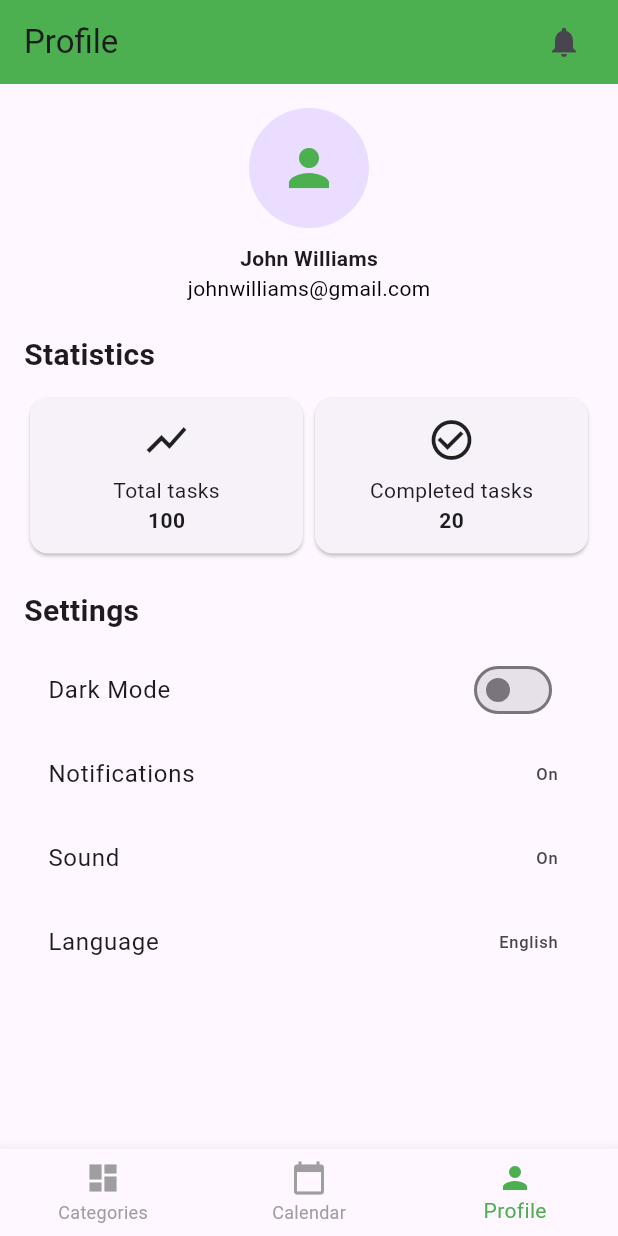
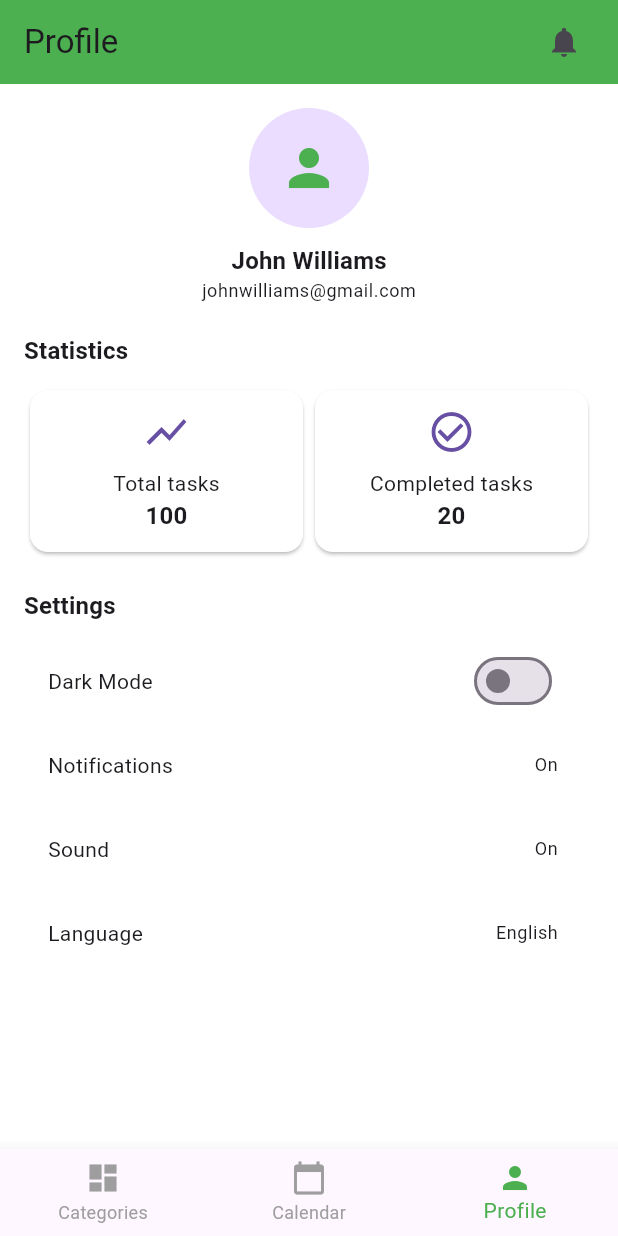
Before and after one commit to Flexydea/todo_app, a Flutter app: the screen it shows after launch, item 3 of the bottom bar chosen, on a phone screen of 412 x 824 dp. Run offline on Flutter 3.47's test engine with Material 3 defaults, Android fonts, the light colour scheme and no system bars; drawn by our look-alikes of badges; our stand-ins replace fl_chart, flutter_local_notifications, lottie, shared_preferences, table_calendar, timezone.

Commit message:
dark mode working effectively

```diff
--- a/lib/main.dart
+++ b/lib/main.dart
@@ -26,8 +26,18 @@ class MyApp extends StatelessWidget {
     return MaterialApp(
       debugShowCheckedModeBanner: false,
       themeMode: themeNotifier.isDarkMode ? ThemeMode.dark : ThemeMode.light,
-      theme: ThemeData.light(),
-      darkTheme: ThemeData.dark(),
+      theme: ThemeData(
+        brightness: Brightness.light,
+        scaffoldBackgroundColor: Colors.white,
+        cardColor: Colors.white,
+        textTheme: const TextTheme(bodyLarge: TextStyle(color: Colors.black)),
+      ),
+      darkTheme: ThemeData(
+        brightness: Brightness.dark,
+        scaffoldBackgroundColor: Colors.black,
+        cardColor: Colors.grey[900],
+        textTheme: const TextTheme(bodyLarge: TextStyle(color: Colors.white)),
+      ),
       home: const HomeTabsScreen(),
     );
   }
--- a/lib/screens/profile_screen.dart
+++ b/lib/screens/profile_screen.dart
@@ -1,95 +1,116 @@
 import 'package:flutter/material.dart';
 import 'package:fl_chart/fl_chart.dart';
 import 'package:provider/provider.dart';
-import 'package:todo_app/theme/theme_notifier.dart'; // Add this import
+import 'package:todo_app/theme/theme_notifier.dart';
 
 class ProfileScreen extends StatelessWidget {
   const ProfileScreen({super.key});
 
   @override
   Widget build(BuildContext context) {
+    final theme = Theme.of(context);
+    final textTheme = theme.textTheme;
+
     return Scaffold(
-      // Body with scrollable content
+      backgroundColor: theme.scaffoldBackgroundColor,
       body: SingleChildScrollView(
         padding: const EdgeInsets.all(16),
         child: Column(
           crossAxisAlignment: CrossAxisAlignment.start,
           children: [
-            _buildProfileHeader(), // User avatar and name/email
+            _buildProfileHeader(textTheme),
             const SizedBox(height: 20),
 
-            const Text(
+            Text(
               "Statistics",
-              style: TextStyle(fontWeight: FontWeight.bold, fontSize: 20),
+              style: textTheme.titleMedium?.copyWith(
+                fontWeight: FontWeight.bold,
+              ),
             ),
             const SizedBox(height: 10),
 
-            _buildStatisticsCards(), // Two stat cards: Total and Completed tasks
+            _buildStatisticsCards(theme, textTheme),
             const SizedBox(height: 20),
 
-            const Text(
+            Text(
               "Settings",
-              style: TextStyle(fontWeight: FontWeight.bold, fontSize: 20),
+              style: textTheme.titleMedium?.copyWith(
+                fontWeight: FontWeight.bold,
+              ),
             ),
             const SizedBox(height: 10),
 
-            _buildSettings(context), // Notification, Sound, Language
+            _buildSettings(context, textTheme),
           ],
         ),
       ),
     );
   }
 
-  // Profile header with avatar, name, and email
-  Widget _buildProfileHeader() {
+  Widget _buildProfileHeader(TextTheme textTheme) {
     return Center(
       child: Column(
-        children: const [
-          CircleAvatar(
+        children: [
+          const CircleAvatar(
             radius: 40,
-            child: Icon(
-              Icons.person,
-              size: 40,
-              color: Colors.green,
-            ), // Placeholder avatar
+            child: Icon(Icons.person, size: 40, color: Colors.green),
           ),
-          SizedBox(height: 10),
-          Text("John Williams", style: TextStyle(fontWeight: FontWeight.bold)),
+          const SizedBox(height: 10),
           Text(
-            "johnwilliams@gmail.com",
-            style: TextStyle(color: Color.fromARGB(255, 0, 0, 0)),
+            "John Williams",
+            style: textTheme.titleMedium?.copyWith(fontWeight: FontWeight.bold),
           ),
+          Text("johnwilliams@gmail.com", style: textTheme.bodySmall),
         ],
       ),
     );
   }
 
-  // Cards showing statistics: total and completed tasks
-  Widget _buildStatisticsCards() {
+  Widget _buildStatisticsCards(ThemeData theme, TextTheme textTheme) {
     return Row(
       mainAxisAlignment: MainAxisAlignment.spaceEvenly,
       children: [
-        _buildStatCard("Total tasks", "100", Icons.show_chart),
-        _buildStatCard("Completed tasks", "20", Icons.check_circle_outline),
+        _buildStatCard(
+          "Total tasks",
+          "100",
+          Icons.show_chart,
+          theme,
+          textTheme,
+        ),
+        _buildStatCard(
+          "Completed tasks",
+          "20",
+          Icons.check_circle_outline,
+          theme,
+          textTheme,
+        ),
       ],
     );
   }
 
-  // Reusable method to build a stat card
-  Widget _buildStatCard(String label, String value, IconData icon) {
+  Widget _buildStatCard(
+    String label,
+    String value,
+    IconData icon,
+    ThemeData theme,
+    TextTheme textTheme,
+  ) {
     return Expanded(
       child: Card(
+        color: theme.cardColor,
         child: Padding(
           padding: const EdgeInsets.all(12),
           child: Column(
             children: [
-              Icon(icon, size: 32), // Icon at the top
+              Icon(icon, size: 32, color: theme.colorScheme.primary),
               const SizedBox(height: 8),
-              Text(label), // e.g., Total tasks
+              Text(label, style: textTheme.bodyMedium),
               Text(
                 value,
-                style: const TextStyle(fontWeight: FontWeight.bold),
-              ), // e.g., 100
+                style: textTheme.titleMedium?.copyWith(
+                  fontWeight: FontWeight.bold,
+                ),
+              ),
             ],
           ),
         ),
@@ -97,55 +118,31 @@ class ProfileScreen extends StatelessWidget {
     );
   }
 
-  // Helper to build each tab item
-  Widget _buildProgressTab(String label, {required bool isActive}) {
-    return Text(
-      label,
-      style: TextStyle(
-        fontWeight: FontWeight.bold,
-        color: isActive ? Colors.blue : Colors.white,
-        fontSize: 16,
-      ),
-    );
-  }
-
-  // Settings section
-  Widget _buildSettings(BuildContext context) {
+  Widget _buildSettings(BuildContext context, TextTheme textTheme) {
     final themeNotifier = Provider.of<ThemeNotifier>(context);
 
     return Column(
       children: [
         ListTile(
-          title: const Text("Dark Mode"),
+          title: Text("Dark Mode", style: textTheme.bodyMedium),
           trailing: Switch(
             value: themeNotifier.isDarkMode,
-            onChanged: (val) {
-              themeNotifier.toggleTheme(val);
-            },
+            onChanged: (val) => themeNotifier.toggleTheme(val),
           ),
         ),
-        const ListTile(title: Text("Notifications"), trailing: Text("On")),
-        const ListTile(title: Text("Sound"), trailing: Text("On")),
-        const ListTile(title: Text("Language"), trailing: Text("English")),
+        ListTile(
+          title: Text("Notifications", style: textTheme.bodyMedium),
+          trailing: Text("On", style: textTheme.bodySmall),
+        ),
+        ListTile(
+          title: Text("Sound", style: textTheme.bodyMedium),
+          trailing: Text("On", style: textTheme.bodySmall),
+        ),
+        ListTile(
+          title: Text("Language", style: textTheme.bodyMedium),
+          trailing: Text("English", style: textTheme.bodySmall),
+        ),
       ],
     );
   }
 }
-
-// Static placeholder for Month / Week / Year toggle
-class TabBarPlaceholder extends StatelessWidget {
-  const TabBarPlaceholder({super.key});
-
-  @override
-  Widget build(BuildContext context) {
-    return Row(
-      children: const [
-        Text("Month", style: TextStyle(color: Colors.blue)),
-        SizedBox(width: 20),
-        Text("Week"),
-        SizedBox(width: 20),
-        Text("Year"),
-      ],
-    );
-  }
-}
```
Also changed, not shown: lib/screens/add_task_screen.dart (+30 -18 lines), lib/screens/calendar_screen.dart (+30 -7 lines), lib/screens/edit_calendar_task_screen.dart (+21 -32 lines), lib/widgets/category_card.dart (+14 -4 lines).
